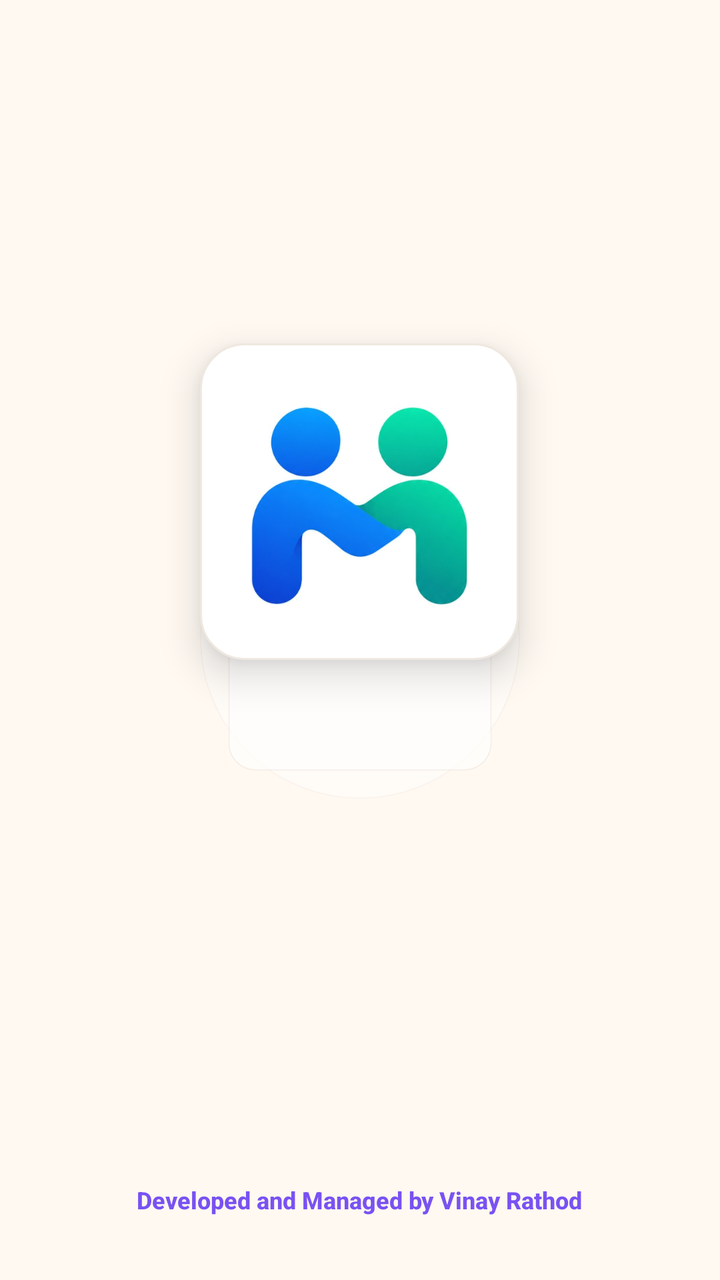
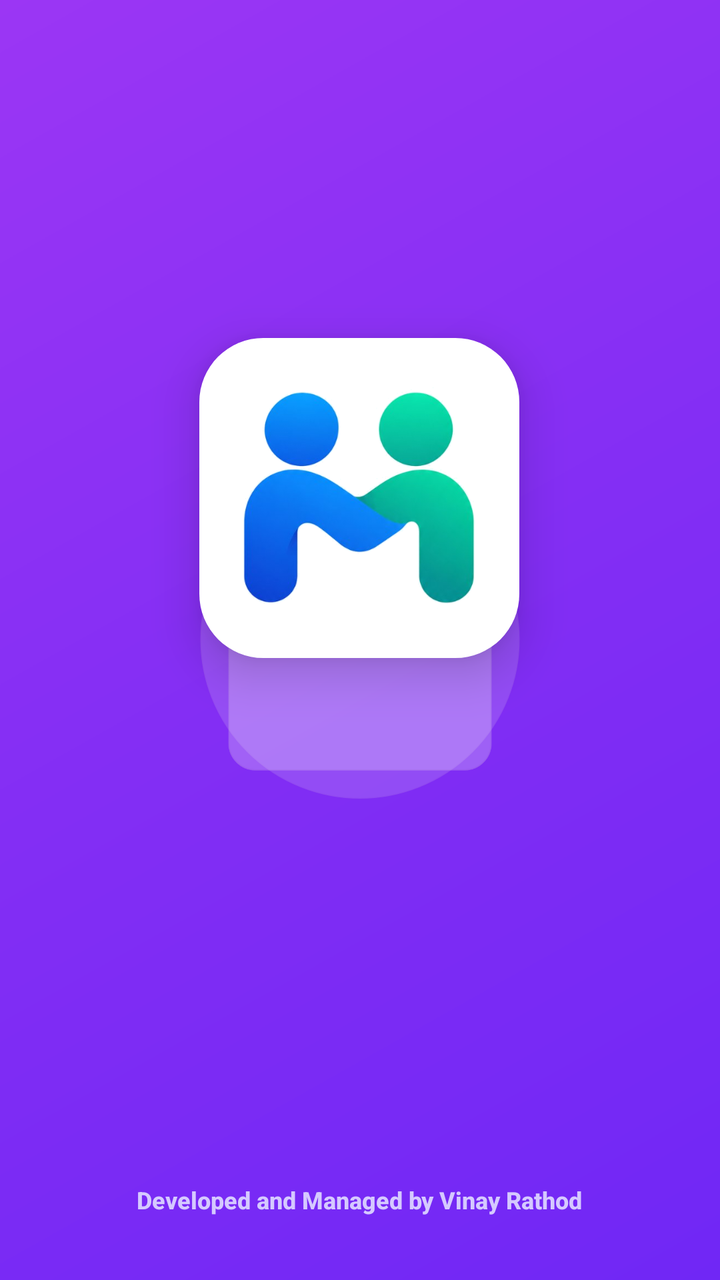

An Android layout rendered at two revisions. The XML below is the earlier revision; the diff shows what the commit changed to produce the second picture.
<!-- AndroidManifest.xml: application theme Theme.AcademiaLife -->
<!-- res/layout/activity_splash.xml -->
<?xml version="1.0" encoding="utf-8"?>
<RelativeLayout xmlns:android="http://schemas.android.com/apk/res/android"
    xmlns:app="http://schemas.android.com/apk/res-auto"
    android:layout_width="match_parent"
    android:layout_height="match_parent"
    android:background="@color/bg_light"
    android:clipChildren="false">

    
    <View
        android:id="@+id/viewGlowRingOuter"
        android:layout_width="320dp"
        android:layout_height="320dp"
        android:layout_centerInParent="true"
        android:background="@drawable/bg_neumorphic_circle_btn"
        android:alpha="0.4"
        android:scaleX="0.5"
        android:scaleY="0.5" />

    <View
        android:id="@+id/viewGlowRingInner"
        android:layout_width="220dp"
        android:layout_height="220dp"
        android:layout_centerInParent="true"
        android:background="@drawable/bg_neumorphic_card"
        android:alpha="0.6"
        android:scaleX="0.6"
        android:scaleY="0.6" />

    
    <LinearLayout
        android:id="@+id/layoutSplashContent"
        android:layout_width="wrap_content"
        android:layout_height="wrap_content"
        android:layout_centerInParent="true"
        android:gravity="center"
        android:orientation="vertical">

        
        <FrameLayout
            android:id="@+id/frameLogoCard"
            android:layout_width="160dp"
            android:layout_height="160dp"
            android:background="@drawable/bg_neumorphic_card"
            android:elevation="12dp"
            android:padding="20dp">

            <ImageView
                android:id="@+id/ivSplashLogo"
                android:layout_width="match_parent"
                android:layout_height="match_parent"
                android:adjustViewBounds="true"
                android:scaleType="fitCenter"
                android:src="@drawable/ic_mybuddy_symbol"
                android:contentDescription="MyBuddy Logo" />
        </FrameLayout>

        
        <TextView
            android:id="@+id/tvSplashBrand"
            android:layout_width="wrap_content"
            android:layout_height="wrap_content"
            android:layout_marginTop="20dp"
            android:fontFamily="sans-serif-medium"
            android:text="MyBuddy"
            android:textColor="@color/text_primary"
            android:textSize="32sp"
            android:textStyle="bold"
            android:alpha="0" />

        <TextView
            android:id="@+id/tvSplashTagline"
            android:layout_width="wrap_content"
            android:layout_height="wrap_content"
            android:layout_marginTop="4dp"
            android:text="Your AI Student Life Companion"
            android:textColor="@color/electric_violet"
            android:textSize="14sp"
            android:fontFamily="sans-serif-medium"
            android:textStyle="bold"
            android:alpha="0" />

        
        <LinearLayout
            android:id="@+id/layoutGreetingPill"
            android:layout_width="wrap_content"
            android:layout_height="wrap_content"
            android:layout_marginTop="16dp"
            android:background="@drawable/bg_pill_yellow"
            android:gravity="center_vertical"
            android:orientation="horizontal"
            android:paddingHorizontal="16dp"
            android:paddingVertical="8dp"
            android:alpha="0">

            <TextView
                android:layout_width="wrap_content"
                android:layout_height="wrap_content"
                android:text="🎙️ क्या हाल है दोस्त!"
                android:textColor="#1F1A38"
                android:textSize="13sp"
                android:fontFamily="sans-serif-medium"
                android:textStyle="bold" />
        </LinearLayout>
    </LinearLayout>

    
    <LinearLayout
        android:layout_width="wrap_content"
        android:layout_height="wrap_content"
        android:layout_alignParentBottom="true"
        android:layout_centerHorizontal="true"
        android:layout_marginBottom="32dp"
        android:gravity="center"
        android:orientation="vertical">

        <TextView
            android:layout_width="wrap_content"
            android:layout_height="wrap_content"
            android:text="Developed and Managed by Vinay Rathod"
            android:textColor="@color/electric_violet"
            android:textSize="12sp"
            android:fontFamily="sans-serif-medium"
            android:textStyle="bold" />
    </LinearLayout>

</RelativeLayout>
<!-- resources referenced by this layout -->
<resources>
  <color name="bg_light">#FFF9F2</color>
  <color name="electric_violet">#7952F2</color>
  <color name="text_primary">#1F1A38</color>
  <!-- drawable bg_neumorphic_circle_btn (drawable) -->
  <?xml version="1.0" encoding="utf-8"?>
  <selector xmlns:android="http://schemas.android.com/apk/res/android">
      <item android:state_pressed="true" android:drawable="@drawable/bg_neumorphic_circle_pressed" />
      <item android:drawable="@drawable/bg_neumorphic_circle_idle" />
  </selector>
  <!-- drawable bg_pill_yellow (drawable) -->
  <?xml version="1.0" encoding="utf-8"?>
  <shape xmlns:android="http://schemas.android.com/apk/res/android"
      android:shape="rectangle">
      <corners android:radius="16dp" />
      <solid android:color="@color/sunshine_yellow" />
  </shape>
  <!-- drawable ic_mybuddy_symbol: png bitmap (drawable, 119065 bytes) -->
  <color name="lavender_dark_shadow">#E5DCD2</color>
  <color name="surface_light">#FFFFFF</color>
  <color name="surface_border">#EFE8E0</color>
  <!-- drawable bg_neumorphic_circle_pressed (drawable) -->
  <?xml version="1.0" encoding="utf-8"?>
  <layer-list xmlns:android="http://schemas.android.com/apk/res/android">
      <item>
          <shape android:shape="oval">
              <solid android:color="@color/lavender_divider" />
          </shape>
      </item>
      <item
          android:left="2dp"
          android:top="2dp"
          android:right="1dp"
          android:bottom="1dp">
          <shape android:shape="oval">
              <solid android:color="@color/lavender_surface" />
          </shape>
      </item>
  </layer-list>
  <!-- drawable bg_neumorphic_circle_idle (drawable) -->
  <?xml version="1.0" encoding="utf-8"?>
  <layer-list xmlns:android="http://schemas.android.com/apk/res/android">
      <item
          android:left="1dp"
          android:top="2dp"
          android:right="1dp"
          android:bottom="2dp">
          <shape android:shape="oval">
              <solid android:color="@color/lavender_dark_shadow" />
          </shape>
      </item>
  
      <item
          android:left="0.5dp"
          android:top="0.5dp"
          android:right="0.5dp"
          android:bottom="1.5dp">
          <shape android:shape="oval">
              <solid android:color="@color/white" />
              <stroke
                  android:width="1dp"
                  android:color="@color/neu_border_subtle" />
          </shape>
      </item>
  </layer-list>
  <color name="sunshine_yellow">#FFD84D</color>
  <color name="lavender_primary">#7952F2</color>
  <color name="white">#FFFFFF</color>
  <color name="lavender_surface">#F7F2EC</color>
  <color name="lavender_deep">#6234EB</color>
  <color name="lavender_bg">#FFF9F2</color>
  <color name="lavender_card">#FFFFFF</color>
  <style name="ThemeOverlay.AcademiaLife.MaterialAlertDialog" parent="ThemeOverlay.Material3.MaterialAlertDialog">
          <item name="shapeAppearanceOverlay">@style/ShapeAppearance.AcademiaLife.Dialog</item>
          <item name="colorSurface">@color/lavender_card</item>
      </style>
  <color name="lavender_divider">#EFE8E0</color>
  <color name="neu_border_subtle">#EFE8E0</color>
  <style name="ShapeAppearance.AcademiaLife.Dialog" parent="">
          <item name="cornerSize">22dp</item>
      </style>
  <!-- unchanged entries left out for length: 2 -->
</resources>

<!-- the commit's change to res/layout/activity_splash.xml (unified diff, before → after) -->
@@ -3,7 +3,7 @@
     xmlns:app="http://schemas.android.com/apk/res-auto"
     android:layout_width="match_parent"
     android:layout_height="match_parent"
-    android:background="@color/bg_light"
+    android:background="@drawable/bg_splash_gradient"
     android:clipChildren="false">
 
     
@@ -13,7 +13,7 @@
         android:layout_height="320dp"
         android:layout_centerInParent="true"
         android:background="@drawable/bg_neumorphic_circle_btn"
-        android:alpha="0.4"
+        android:alpha="0.15"
         android:scaleX="0.5"
         android:scaleY="0.5" />
 
@@ -23,7 +23,7 @@
         android:layout_height="220dp"
         android:layout_centerInParent="true"
         android:background="@drawable/bg_neumorphic_card"
-        android:alpha="0.6"
+        android:alpha="0.25"
         android:scaleX="0.6"
         android:scaleY="0.6" />
 
@@ -41,9 +41,9 @@
             android:id="@+id/frameLogoCard"
             android:layout_width="160dp"
             android:layout_height="160dp"
-            android:background="@drawable/bg_neumorphic_card"
-            android:elevation="12dp"
-            android:padding="20dp">
+            android:background="@drawable/bg_card_white_rounded"
+            android:elevation="14dp"
+            android:padding="22dp">
 
             <ImageView
                 android:id="@+id/ivSplashLogo"
@@ -51,8 +51,8 @@
                 android:layout_height="match_parent"
                 android:adjustViewBounds="true"
                 android:scaleType="fitCenter"
-                android:src="@drawable/ic_mybuddy_symbol"
-                android:contentDescription="MyBuddy Logo" />
+                android:src="@drawable/mybuddy_symbol_compact"
+                android:contentDescription="MyBuddy Symbol" />
         </FrameLayout>
 
         
@@ -60,11 +60,11 @@
             android:id="@+id/tvSplashBrand"
             android:layout_width="wrap_content"
             android:layout_height="wrap_content"
-            android:layout_marginTop="20dp"
+            android:layout_marginTop="22dp"
             android:fontFamily="sans-serif-medium"
             android:text="MyBuddy"
-            android:textColor="@color/text_primary"
-            android:textSize="32sp"
+            android:textColor="#FFFFFF"
+            android:textSize="34sp"
             android:textStyle="bold"
             android:alpha="0" />
 
@@ -73,11 +73,10 @@
             android:layout_width="wrap_content"
             android:layout_height="wrap_content"
             android:layout_marginTop="4dp"
-            android:text="Your AI Student Life Companion"
-            android:textColor="@color/electric_violet"
+            android:text="Own Your Day • AI Student Life Companion"
+            android:textColor="#E4DBFF"
             android:textSize="14sp"
             android:fontFamily="sans-serif-medium"
-            android:textStyle="bold"
             android:alpha="0" />
 
         
@@ -96,7 +95,7 @@
             <TextView
                 android:layout_width="wrap_content"
                 android:layout_height="wrap_content"
-                android:text="🎙️ क्या हाल है दोस्त!"
+                android:text="✨ क्या हाल है दोस्त!"
                 android:textColor="#1F1A38"
                 android:textSize="13sp"
                 android:fontFamily="sans-serif-medium"
@@ -118,7 +117,7 @@
             android:layout_width="wrap_content"
             android:layout_height="wrap_content"
             android:text="Developed and Managed by Vinay Rathod"
-            android:textColor="@color/electric_violet"
+            android:textColor="#D5C9FF"
             android:textSize="12sp"
             android:fontFamily="sans-serif-medium"
             android:textStyle="bold" />
<!-- resource entries referenced after the edit -->
@@ -1,7 +1,12 @@
 <!-- resources referenced by this layout -->
 <resources>
-  <color name="bg_light">#FFF9F2</color>
-  <color name="electric_violet">#7952F2</color>
+  <!-- drawable bg_card_white_rounded (drawable) -->
+  <?xml version="1.0" encoding="utf-8"?>
+  <shape xmlns:android="http://schemas.android.com/apk/res/android"
+      android:shape="rectangle">
+      <solid android:color="#FFFFFF" />
+      <corners android:radius="32dp" />
+  </shape>
   <color name="text_primary">#1F1A38</color>
   <!-- drawable bg_neumorphic_circle_btn (drawable) -->
   <?xml version="1.0" encoding="utf-8"?>
@@ -16,7 +21,18 @@
       <corners android:radius="16dp" />
       <solid android:color="@color/sunshine_yellow" />
   </shape>
-  <!-- drawable ic_mybuddy_symbol: png bitmap (drawable, 119065 bytes) -->
+  <!-- drawable bg_splash_gradient (drawable) -->
+  <?xml version="1.0" encoding="utf-8"?>
+  <shape xmlns:android="http://schemas.android.com/apk/res/android"
+      android:shape="rectangle">
+      <gradient
+          android:angle="135"
+          android:startColor="#7027F5"
+          android:centerColor="#832EF4"
+          android:endColor="#9B36F4"
+          android:type="linear" />
+  </shape>
+  <!-- drawable mybuddy_symbol_compact: png bitmap (drawable, 116354 bytes) -->
   <color name="lavender_dark_shadow">#E5DCD2</color>
   <color name="surface_light">#FFFFFF</color>
   <color name="surface_border">#EFE8E0</color>
